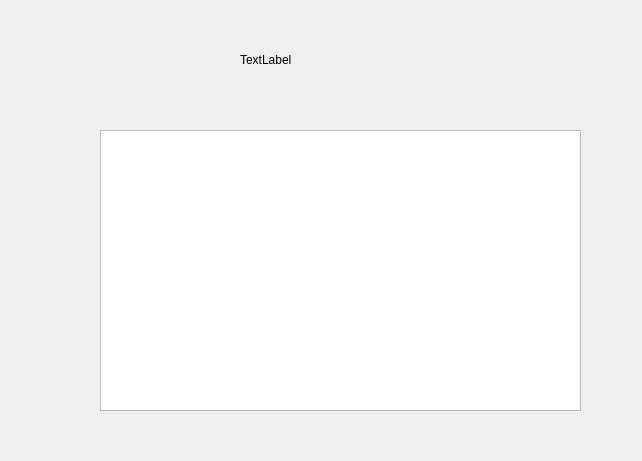
Qt form liste_entreprise.ui (Lauwny/qtafti) before a commit.
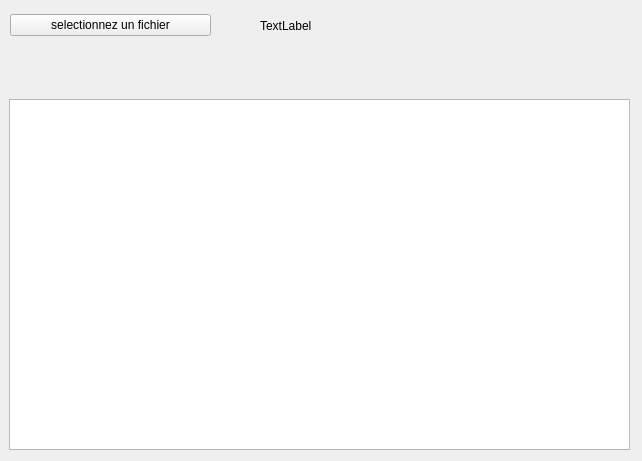
The same form after that commit.

The edit to the form file:
```diff
--- a/liste_entreprise.ui
+++ b/liste_entreprise.ui
@@ -13,34 +13,56 @@
   <property name="windowTitle">
    <string>Form</string>
   </property>
-  <widget class="QLabel" name="labelTitre">
-   <property name="enabled">
-    <bool>true</bool>
+  <widget class="QWidget" name="verticalLayoutWidget">
+   <property name="geometry">
+    <rect>
+     <x>9</x>
+     <y>99</y>
+     <width>621</width>
+     <height>351</height>
+    </rect>
    </property>
+   <layout class="QVBoxLayout" name="vLayoutEntreprise">
+    <item>
+     <widget class="QListWidget" name="lvEntreprise"/>
+    </item>
+   </layout>
+  </widget>
+  <widget class="QWidget" name="verticalLayoutWidget_2">
    <property name="geometry">
     <rect>
-     <x>240</x>
-     <y>50</y>
-     <width>151</width>
-     <height>20</height>
+     <x>10</x>
+     <y>10</y>
+     <width>201</width>
+     <height>31</height>
     </rect>
    </property>
-   <property name="text">
-    <string>TextLabel</string>
-   </property>
+   <layout class="QVBoxLayout" name="vLayoutNavbar">
+    <item>
+     <widget class="QPushButton" name="btnSelect">
+      <property name="text">
+       <string>selectionnez un fichier</string>
+      </property>
+     </widget>
+    </item>
+   </layout>
   </widget>
   <widget class="QWidget" name="gridLayoutWidget">
    <property name="geometry">
     <rect>
-     <x>100</x>
-     <y>130</y>
-     <width>481</width>
-     <height>281</height>
+     <x>260</x>
+     <y>10</y>
+     <width>381</width>
+     <height>31</height>
     </rect>
    </property>
-   <layout class="QGridLayout" name="gridLayout">
-    <item row="0" column="0">
-     <widget class="QTableView" name="lvEnteprise"/>
+   <layout class="QVBoxLayout" name="vLayoutNavbar_2">
+    <item>
+     <widget class="QLabel" name="lblNomFichier">
+      <property name="text">
+       <string>TextLabel</string>
+      </property>
+     </widget>
     </item>
    </layout>
   </widget>
```
Left out of the diff: 2 changed lines with no effect on the pictures.
